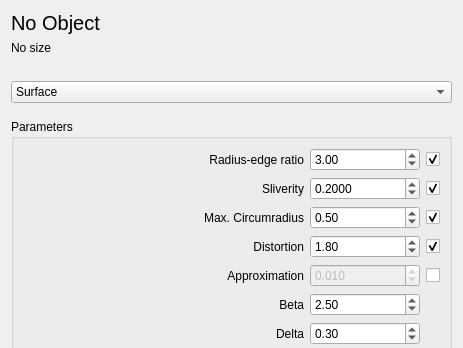
Old version of the form Anisotropic_mesh_3/demo/ui_files/Aniso_meshing_dialog.ui in the repository MaelRL/cgal; both pictures show x 0 to 463 and y 0 to 348 of the 463 by 658 pixel window.
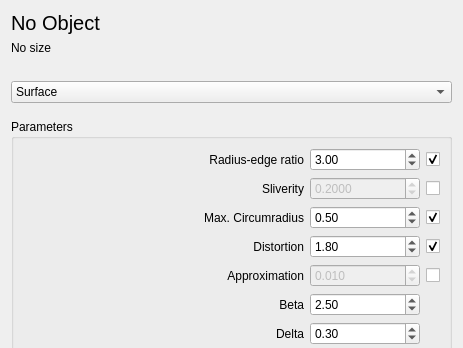
New version of the form.

Commit message: sliverity is not used, so let's disable it by default to make the demo more user-friendly

```diff
--- a/Anisotropic_mesh_3/demo/ui_files/Aniso_meshing_dialog.ui
+++ b/Anisotropic_mesh_3/demo/ui_files/Aniso_meshing_dialog.ui
@@ -9,7 +9,7 @@
    <rect>
     <x>0</x>
     <y>0</y>
-    <width>437</width>
+    <width>455</width>
     <height>658</height>
    </rect>
   </property>
@@ -229,6 +229,9 @@
       </item>
       <item row="1" column="1">
        <widget class="QDoubleSpinBox" name="sliverity">
+        <property name="enabled">
+         <bool>false</bool>
+        </property>
         <property name="minimumSize">
          <size>
           <width>110</width>
@@ -336,9 +339,12 @@
         <property name="text">
          <string/>
         </property>
-        <property name="checked">
+        <property name="checkable">
          <bool>true</bool>
         </property>
+        <property name="checked">
+         <bool>false</bool>
+        </property>
        </widget>
       </item>
      </layout>
```
